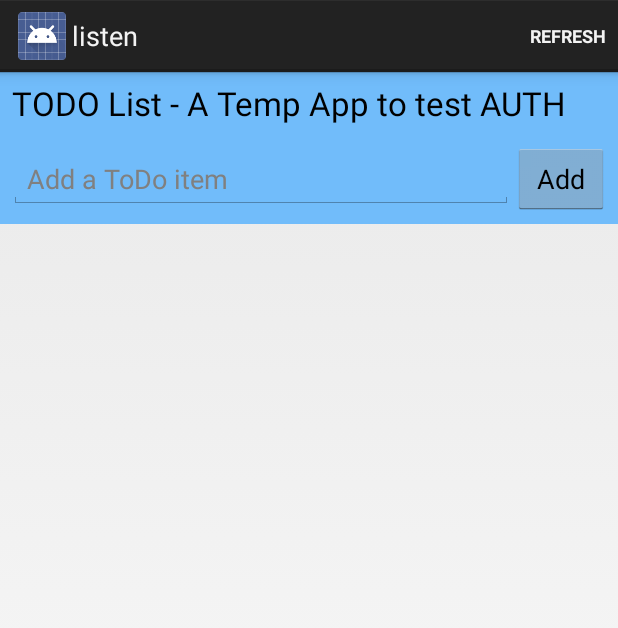
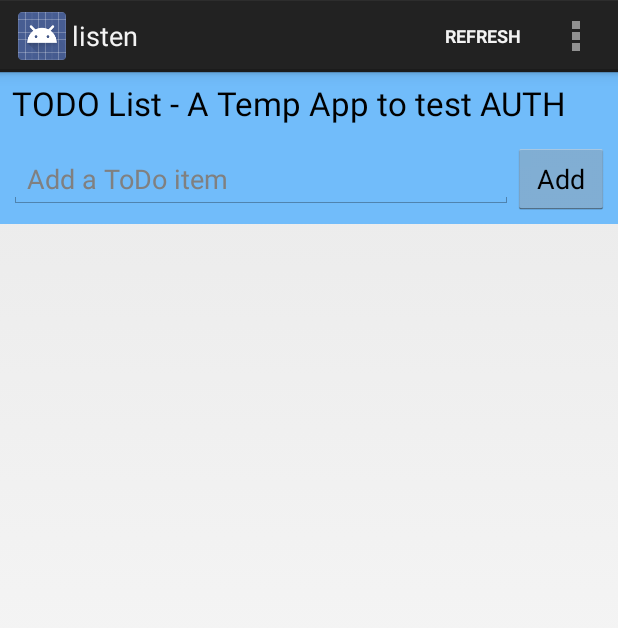
Before and after one commit to skoliver89/listen, an Android app: the screen it shows after launch (ToDoActivity before the commit, MainActivity after it), on a phone screen of 412 x 824 dp. Shown: the top 628 px of the screen. Run offline under Robolectric (Android 15) with nearby library versions, the phone set to English and light mode, and no system bars; libraries missing offline, so code that uses them is left out: com.microsoft.windowsazure, com.squareup.okhttp; 4 statements that could not run were skipped.

Commit message:
Add New Account Activity

```diff
--- a/listen_Android/listen/app/build.gradle
+++ b/listen_Android/listen/app/build.gradle
@@ -28,6 +28,7 @@ android {
 }
 
 dependencies {
+    implementation 'com.android.support.constraint:constraint-layout:1.0.2'
     compile fileTree(dir: 'libs', include: ['*.jar'])
     compile 'com.google.code.gson:gson:2.3'
     compile 'com.google.guava:guava:18.0'
--- a/listen_Android/listen/app/src/main/java/com/example/listen/ToDoItemAdapter.java
+++ b/listen_Android/listen/app/src/main/java/com/example/listen/ToDoItemAdapter.java
@@ -56,8 +56,8 @@ public class ToDoItemAdapter extends ArrayAdapter<ToDoItem> {
             public void onClick(View arg0) {
                 if (checkBox.isChecked()) {
                     checkBox.setEnabled(false);
-                    if (mContext instanceof ToDoActivity) {
-                        ToDoActivity activity = (ToDoActivity) mContext;
+                    if (mContext instanceof MainActivity) {
+                        MainActivity activity = (MainActivity) mContext;
                         activity.checkItem(currentItem);
                     }
                 }
--- a/listen_Android/listen/app/src/main/res/menu/activity_main.xml
+++ b/listen_Android/listen/app/src/main/res/menu/activity_main.xml
@@ -1,5 +1,16 @@
-<menu xmlns:android="http://schemas.android.com/apk/res/android" >
+<menu xmlns:app="http://schemas.android.com/apk/res-auto"
+    xmlns:android="http://schemas.android.com/apk/res/android" >
 
-    <item android:id="@+id/menu_refresh" android:orderInCategory="101" android:showAsAction="always" android:title="@string/menu_refresh"></item>
+    <item
+        android:id="@+id/menu_refresh"
+        android:orderInCategory="102"
+        android:showAsAction="always"
+        android:title="@string/menu_refresh"
+        app:showAsAction="always"></item>
+    <item
+        android:id="@+id/menu_account"
+        android:orderInCategory="103"
+        android:title="@string/menu_account"
+        app:showAsAction="collapseActionView"></item>
 
 </menu>
--- a/listen_Android/listen/app/src/main/res/values/strings.xml
+++ b/listen_Android/listen/app/src/main/res/values/strings.xml
@@ -4,7 +4,10 @@
     <string name="add_textbox_hint">Add a ToDo item</string>
     <string name="add_button_text">Add</string>
     <string name="service_title"> TODO List - A Temp App to test AUTH </string>
+    <string name="AccountForm_title">New User Account</string>
+    <string name="username_helper">Username</string>
     <string name="menu_refresh">Refresh</string>
+    <string name="menu_account">Account</string>
     <string name="checkbox_text">Item Text</string>
 
 </resources>
```
Also changed, not shown: listen_Android/listen/app/src/main/AndroidManifest.xml (+16 -6 lines), listen_Android/listen/app/src/main/java/com/example/listen/MainActivity.java (renamed from listen_Android/listen/app/src/main/java/com/example/listen/ToDoActivity.java, +12 -5 lines), listen_Android/listen/app/src/main/java/com/example/listen/NewUserAccount.java (added, +14 -0 lines), listen_Android/listen/app/src/main/res/layout/activity_new_user_account.xml (added, +20 -0 lines).
